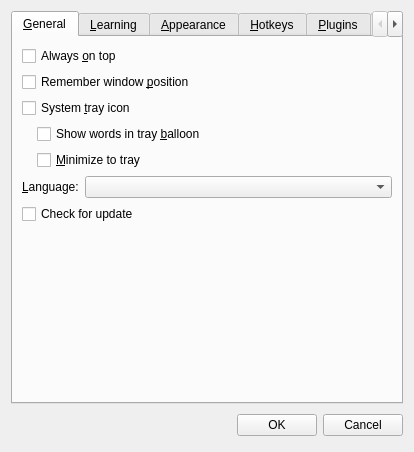
Above: source/settingsdialog.ui from martin-kudlicka/vocabulary-master before the change. Below: the same form after it.
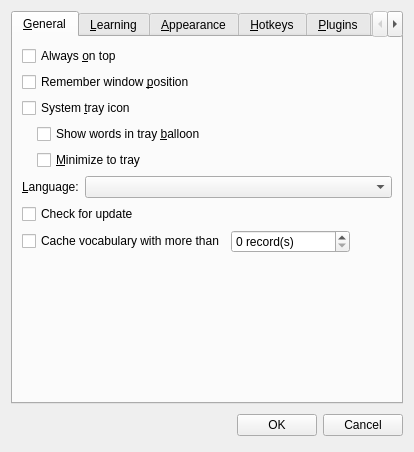
That is the form after the change. Custom widgets are drawn as their Qt base class.

Commit message: + cache vocabulary option depending on record count (not implemented yet)

The edit to the form file:
```diff
--- a/source/settingsdialog.ui
+++ b/source/settingsdialog.ui
@@ -103,6 +103,40 @@
          </property>
         </widget>
        </item>
+       <item>
+        <layout class="QHBoxLayout" name="horizontalLayout_6">
+         <item>
+          <widget class="QCheckBox" name="cacheVocabulary">
+           <property name="text">
+            <string>Cache vocabulary with more than</string>
+           </property>
+          </widget>
+         </item>
+         <item>
+          <widget class="QSpinBox" name="recordsToCache">
+           <property name="suffix">
+            <string> record(s)</string>
+           </property>
+           <property name="maximum">
+            <number>999999</number>
+           </property>
+          </widget>
+         </item>
+         <item>
+          <spacer name="horizontalSpacer">
+           <property name="orientation">
+            <enum>Qt::Horizontal</enum>
+           </property>
+           <property name="sizeHint" stdset="0">
+            <size>
+             <width>40</width>
+             <height>20</height>
+            </size>
+           </property>
+          </spacer>
+         </item>
+        </layout>
+       </item>
        <item>
         <spacer name="verticalSpacer">
          <property name="orientation">
```
The commit also changes 4 other files.
